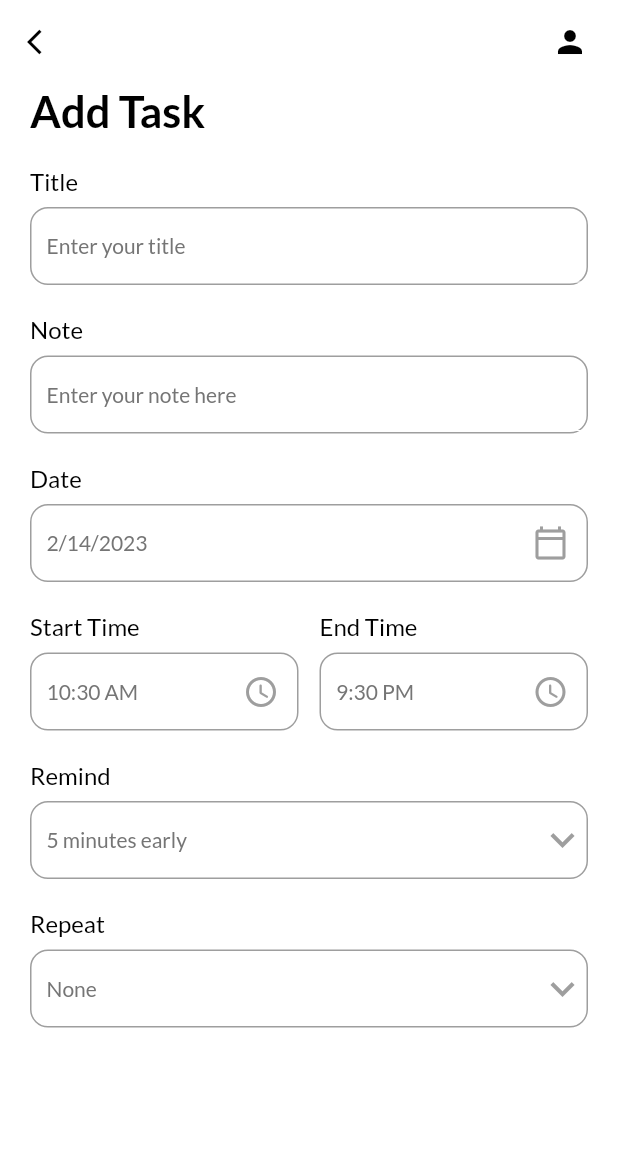
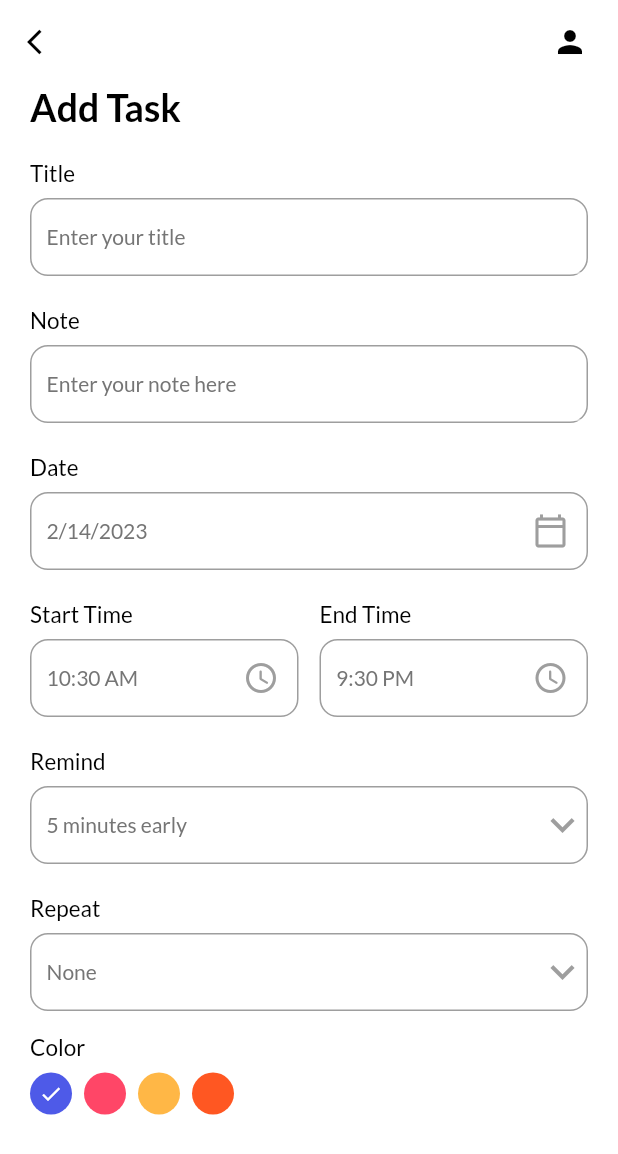
Before and after one commit to cn666278/task-todo-new-edition, a Flutter app: the AddTaskPage screen opened directly, on a phone screen of 412 x 824 dp. Shown: the top 1154 px of the screen. Run offline on Flutter 3.47's test engine with Material 2 defaults, Android fonts, the phone set to English and light mode, and no system bars; our stand-ins replace date_picker_timeline, flutter_local_notifications, flutter_native_timezone, get, get_storage, google_fonts and 1 more; accounts and stored records are empty.

Commit message:
Add the color selected functions

```diff
--- a/lib/ui/add_task_bar.dart
+++ b/lib/ui/add_task_bar.dart
@@ -25,6 +25,7 @@
   ];
   String _selectedRepeat = "None"; // default value
   List<String> repeatList = ["None", "Daily", "Weekly", "Monthly"];
+  int _selectedColor = 0;
 
   @override
   Widget build(BuildContext context) {
@@ -144,11 +145,69 @@
                       repeatList.map<DropdownMenuItem<String>>((String? value) {
                     return DropdownMenuItem<String>(
                       value: value,
-                      child: Text(value!, style: TextStyle(color: Colors.grey),),
+                      child: Text(
+                        value!,
+                        style: TextStyle(color: Colors.grey),
+                      ),
                     );
                   }).toList(),
                 ),
               ),
+              SizedBox(
+                height: 15,
+              ),
+              Row(
+                children: [
+                  Column(
+                    crossAxisAlignment: CrossAxisAlignment.start,
+                    children: [
+                      Text(
+                        "Color",
+                        style: titleStyle,
+                      ),
+                      SizedBox(
+                        height: 8.0,
+                      ),
+                      // Wrap widget can help put things in horizontal line
+                      Wrap(
+                        children: List<Widget>.generate(4, (int index) {
+                          return GestureDetector(
+                            // make the color selectable
+                            onTap: () {
+                              setState(() { // use setState() to trigger the result
+                                _selectedColor = index; // save the index color
+                                print("color index:$index");
+                              });
+                            },
+                            child: Padding(
+                              padding: const EdgeInsets.only(right: 8.0),
+                              child: CircleAvatar(
+                                radius: 14,
+                                backgroundColor:
+                                    // add more colors here
+                                    index == 0
+                                        ? primaryClr
+                                        : index == 1
+                                            ? pinkClr
+                                            : index == 2
+                                                ? yellowClr
+                                                : Colors.deepOrange,
+                                // we want to show the selected color with tick only,
+                                // other should be blank (empty Container)
+                                child: _selectedColor == index ? Icon(
+                                  Icons.done,
+                                  color: Colors.white,
+                                  size: 16,
+                                ):Container(),
+                              ),
+                            ),
+                          );
+                        }),
+                      )
+                    ],
+                  )
+                ],
+              )
             ],
           ),
         ),
--- a/lib/ui/theme.dart
+++ b/lib/ui/theme.dart
@@ -44,7 +44,7 @@
 TextStyle get headingStyle {
   return GoogleFonts.lato(
       textStyle: TextStyle(
-    fontSize: 29,
+    fontSize: 25,
     fontWeight: FontWeight.bold,
     color: Get.isDarkMode ? Colors.white : Colors.black,
   ));
@@ -53,7 +53,7 @@
 TextStyle get titleStyle {
   return GoogleFonts.lato(
       textStyle: TextStyle(
-        fontSize: 16,
+        fontSize: 15,
         fontWeight: FontWeight.w400,
         color: Get.isDarkMode ? Colors.white : Colors.black,
       ));
```
